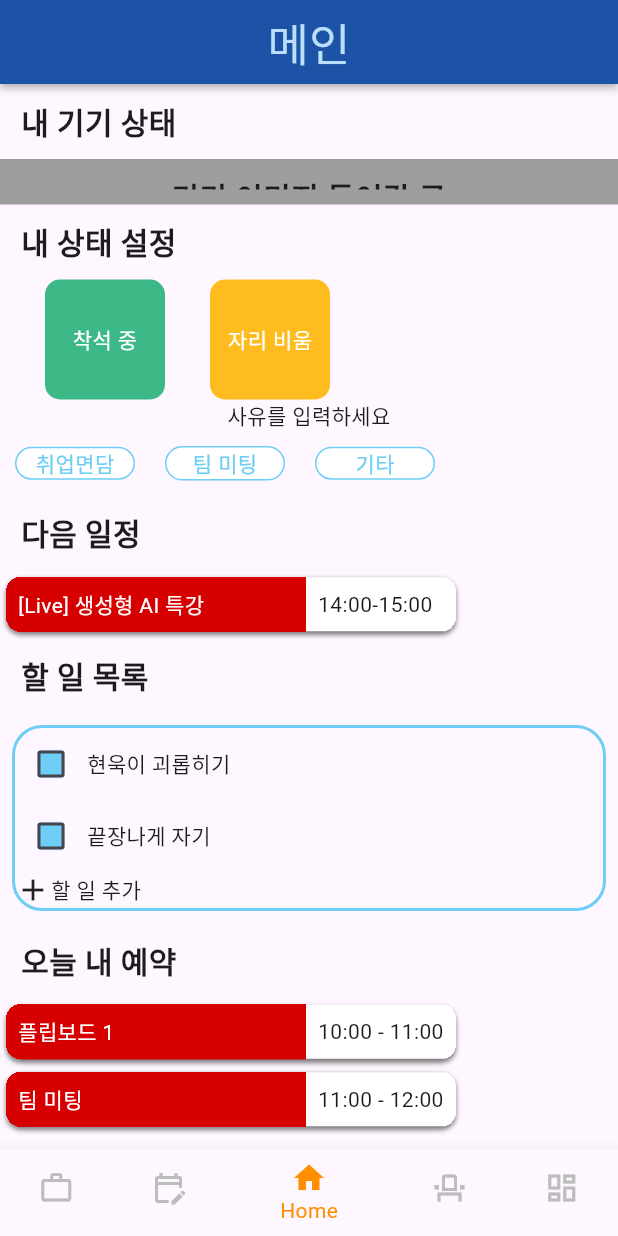
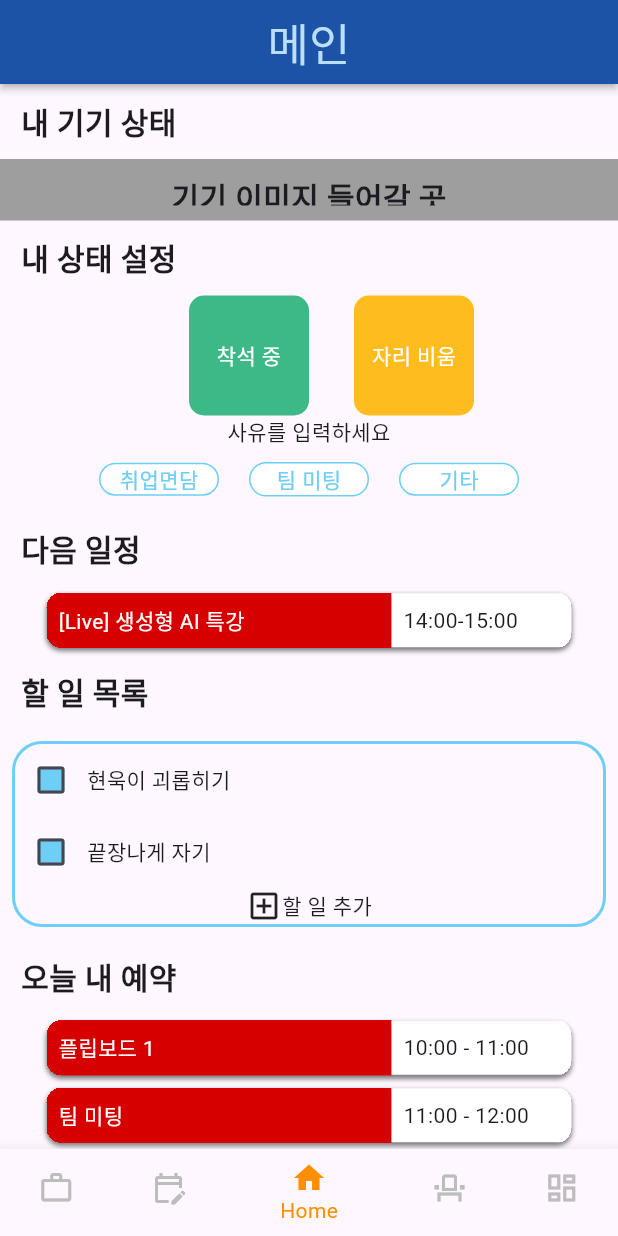
Before and after one commit to latter-electronic/MOASS, a Flutter app: the screen it shows after launch, item 3 of the bottom bar chosen, on a phone screen of 412 x 824 dp. Run offline on Flutter 3.47's test engine with Material 3 defaults, Android fonts, the phone set to English and light mode, and no system bars.

Commit message:
Fix: 메인페이지 StatefulWidget으로 전환

```diff
--- a/Frontend/moass/lib/screens/main_home_screen.dart
+++ b/Frontend/moass/lib/screens/main_home_screen.dart
@@ -7,8 +7,15 @@ import 'package:moass/widgets/top_bar.dart';
 import '../widgets/category_text.dart';
 import '../widgets/schedule_box.dart';
 
-class MainHomeScreen extends StatelessWidget {
+class MainHomeScreen extends StatefulWidget {
   const MainHomeScreen({super.key});
+
+  @override
+  State<MainHomeScreen> createState() => _MainHomeScreenState();
+}
+
+class _MainHomeScreenState extends State<MainHomeScreen> {
+  bool selectSeatedState = true;
 
   @override
   Widget build(BuildContext context) {
@@ -26,8 +33,12 @@ class MainHomeScreen extends StatelessWidget {
                 decoration: const BoxDecoration(color: Colors.grey),
                 child: const Center(child: CategoryText(text: '기기 이미지 들어갈 곳'))),
           ),
-          const Flexible(flex: 2, child: CategoryText(text: '내 상태 설정')),
+          const CategoryText(text: '내 상태 설정'),
+          Column(
+            mainAxisAlignment: MainAxisAlignment.center,
+            children: [
               Row(
+                mainAxisAlignment: MainAxisAlignment.center,
                 children: [
                   Container(
                     margin: const EdgeInsets.symmetric(horizontal: 30),
@@ -38,7 +49,8 @@ class MainHomeScreen extends StatelessWidget {
                       borderRadius: BorderRadius.all(Radius.circular(10)),
                     ),
                     child: const Center(
-                    child: Text('착석 중', style: TextStyle(color: Colors.white))),
+                        child: Text('착석 중',
+                            style: TextStyle(color: Colors.white))),
                   ),
                   Container(
                     width: 80,
@@ -48,8 +60,8 @@ class MainHomeScreen extends StatelessWidget {
                       borderRadius: BorderRadius.all(Radius.circular(10)),
                     ),
                     child: const Center(
-                    child:
-                        Text('자리 비움', style: TextStyle(color: Colors.white))),
+                        child: Text('자리 비움',
+                            style: TextStyle(color: Colors.white))),
                   ),
                 ],
               ),
@@ -57,7 +69,7 @@ class MainHomeScreen extends StatelessWidget {
                 children: [
                   Text('사유를 입력하세요'),
                   Row(
-                crossAxisAlignment: CrossAxisAlignment.center,
+                    mainAxisAlignment: MainAxisAlignment.center,
                     children: [
                       MyStateSelector(state: '취업면담'),
                       MyStateSelector(state: '팀 미팅'),
@@ -66,12 +78,15 @@ class MainHomeScreen extends StatelessWidget {
                   )
                 ],
               ),
+            ],
+          ),
           const CategoryText(text: '다음 일정'),
-          const Column(
-            mainAxisAlignment: MainAxisAlignment.center,
+          const Center(
+            child: Column(
               children: [
                 ScheduleBox(title: '[Live] 생성형 AI 특강', time: '14:00-15:00'),
               ],
+            ),
           ),
           const CategoryText(text: '할 일 목록'),
           Padding(
@@ -96,8 +111,9 @@ class MainHomeScreen extends StatelessWidget {
                     ],
                   ),
                   Row(
+                    mainAxisAlignment: MainAxisAlignment.center,
                     children: [
-                      Icon(Icons.add),
+                      Icon(Icons.add_box_outlined),
                       Text('할 일 추가'),
                     ],
                   )
@@ -106,11 +122,13 @@ class MainHomeScreen extends StatelessWidget {
             ),
           ),
           const CategoryText(text: '오늘 내 예약'),
-          const Column(
+          const Center(
+            child: Column(
               children: [
                 ScheduleBox(title: '플립보드 1', time: '10:00 - 11:00'),
                 ScheduleBox(title: '팀 미팅', time: '11:00 - 12:00'),
               ],
+            ),
           )
         ],
       ),
--- a/Frontend/moass/lib/widgets/schedule_box.dart
+++ b/Frontend/moass/lib/widgets/schedule_box.dart
@@ -25,11 +25,11 @@ class ScheduleBox extends StatelessWidget {
             )
           ]),
       clipBehavior: Clip.hardEdge,
-      width: 300,
+      width: 350,
       child: Row(
         children: [
           Container(
-              width: 200,
+              width: 230,
               decoration: const BoxDecoration(color: Color(0xFFD70000)),
               child: Padding(
                 padding: const EdgeInsets.all(8.0),
@@ -39,7 +39,7 @@ class ScheduleBox extends StatelessWidget {
                 ),
               )),
           Container(
-            width: 100,
+            width: 120,
             decoration: const BoxDecoration(color: Colors.white),
             child: Padding(
               padding: const EdgeInsets.all(8.0),
```
Lines whose indentation alone changed are shown as unchanged.
